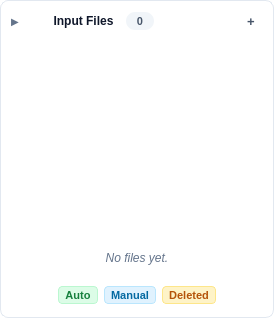
Before: the Qt Designer form src/startrails/ui/file_manager.ui in gkyle/startrails, drawn with Qt 5.
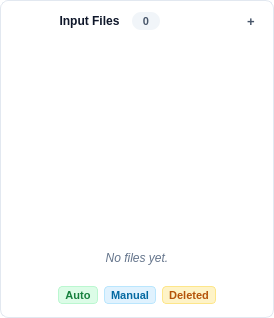
After: the same form once the commit is applied. Icons and pictures are not drawn.

The edit to the form file:
```diff
--- a/src/startrails/ui/file_manager.ui
+++ b/src/startrails/ui/file_manager.ui
@@ -26,9 +26,12 @@
     border-color: #cbd5e1;
 }
 QLabel#chevron {
-    font-size: 10px;
-    color: #64748b;
-    font-weight: bold;
+    min-width: 14px;
+    max-width: 14px;
+    image: url(:/startrails/ui/chevron_right.svg);
+}
+QLabel#chevron[expanded="true"] {
+    image: url(:/startrails/ui/chevron_down.svg);
 }
 QToolButton#toggle {
     border: 2px solid transparent;
@@ -168,8 +171,23 @@
       </property>
       <item>
        <widget class="QLabel" name="chevron">
+        <property name="minimumSize">
+         <size>
+          <width>14</width>
+          <height>0</height>
+         </size>
+        </property>
+        <property name="maximumSize">
+         <size>
+          <width>14</width>
+          <height>16777215</height>
+         </size>
+        </property>
         <property name="text">
-         <string>▶</string>
+         <string/>
+        </property>
+        <property name="alignment">
+         <set>Qt::AlignmentFlag::AlignCenter</set>
         </property>
        </widget>
       </item>
```
